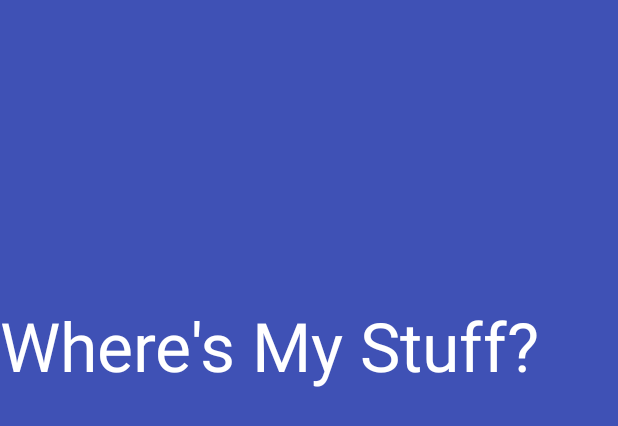
After one commit to andrew-ho/cs2340-teamAndrew, an Android app: the layout activity_splash.xml on its own in the app's theme, with its tools: preview values and no code run, on a phone screen of 412 x 824 dp. The commit adds this screen. Shown: the top 426 px of the screen. Run offline under Robolectric (Android 15) with nearby library versions, the phone set to English and light mode, and no system bars.

Commit message:
Added animations and a splash screen

```diff
--- /dev/null
+++ b/cs2340-teamAndrew/WheresMyStuff/app/src/main/res/anim/slide.xml
@@ -0,0 +1,16 @@
+<?xml version="1.0" encoding="utf-8"?>
+<set
+    xmlns:android="http://schemas.android.com/apk/res/android"
+    android:interpolator="@android:anim/linear_interpolator"
+    android:fillEnabled="true"
+    android:fillAfter="true"
+    android:visibility="invisible">
+
+
+    <translate
+        android:fromXDelta="-30%p"
+        android:toXDelta="130%p"
+        android:duration="1500"
+        android:fillAfter="true"
+        android:visibility="invisible"/>
+</set>
--- /dev/null
+++ b/cs2340-teamAndrew/WheresMyStuff/app/src/main/res/drawable/background_splash.xml
@@ -0,0 +1,13 @@
+<?xml version="1.0" encoding="utf-8"?>
+<layer-list xmlns:android="http://schemas.android.com/apk/res/android">
+
+    <item
+        android:drawable="@color/gray"/>
+
+    <item>
+        <bitmap
+            android:gravity="center"
+            android:src="@mipmap/ic_launcher"/>
+    </item>
+
+</layer-list>
--- a/cs2340-teamAndrew/WheresMyStuff/app/src/main/res/layout/activity_forgot_password.xml
+++ b/cs2340-teamAndrew/WheresMyStuff/app/src/main/res/layout/activity_forgot_password.xml
@@ -6,7 +6,7 @@
     android:layout_height="match_parent"
     android:layout_gravity="center_horizontal"
     android:orientation="vertical"
-    tools:context="controller.Forgot_password">
+    tools:context="controller.ForgotPasswordActivity">
 
     <ScrollView
         android:layout_width="0dp"
--- /dev/null
+++ b/cs2340-teamAndrew/WheresMyStuff/app/src/main/res/layout/activity_splash.xml
@@ -0,0 +1,23 @@
+<?xml version="1.0" encoding="utf-8"?>
+<RelativeLayout xmlns:android="http://schemas.android.com/apk/res/android"
+    android:orientation="vertical" android:layout_width="match_parent"
+    android:layout_height="match_parent"
+    android:weightSum="1">
+    <LinearLayout xmlns:android="http://schemas.android.com/apk/res/android"
+        android:orientation="vertical" android:layout_width="match_parent"
+        android:layout_height="match_parent"
+        android:background="@color/colorPrimary"
+        android:weightSum="1">
+
+    </LinearLayout>
+
+    <TextView
+        android:id="@+id/welcome"
+        android:layout_width="match_parent"
+        android:layout_height="wrap_content"
+        android:text="Where's My Stuff?"
+        android:layout_marginTop="200dp"
+        android:layout_centerHorizontal="true"
+        android:textSize="45dp"
+        android:textColor="#ffff"/>
+</RelativeLayout>
--- a/cs2340-teamAndrew/WheresMyStuff/app/src/main/res/values/colors.xml
+++ b/cs2340-teamAndrew/WheresMyStuff/app/src/main/res/values/colors.xml
@@ -3,4 +3,5 @@
     <color name="colorPrimary">#3F51B5</color>
     <color name="colorPrimaryDark">#303F9F</color>
     <color name="colorAccent">#FF4081</color>
+    <color name="gray">#444440</color>
 </resources>
--- a/cs2340-teamAndrew/WheresMyStuff/app/src/main/res/values/styles.xml
+++ b/cs2340-teamAndrew/WheresMyStuff/app/src/main/res/values/styles.xml
@@ -6,6 +6,10 @@
         <item name="colorPrimary">@color/colorPrimary</item>
         <item name="colorPrimaryDark">@color/colorPrimaryDark</item>
         <item name="colorAccent">@color/colorAccent</item>
+    </style>
+
+    <style name="SplashTheme" parent="Theme.AppCompat.NoActionBar">
+        <item name="android:windowBackground">@drawable/background_splash</item>
     </style>
 
     <style name="AppTheme.NoActionBar">
```
Also changed, not shown: cs2340-teamAndrew/WheresMyStuff/app/src/main/AndroidManifest.xml (+8 -2 lines), cs2340-teamAndrew/WheresMyStuff/app/src/main/java/controller/HomePageActivity.java (+37 -2 lines), cs2340-teamAndrew/WheresMyStuff/app/src/main/java/controller/SplashActivity.java (added, +34 -0 lines), cs2340-teamAndrew/WheresMyStuff/app/src/main/res/drawable/mario_run.xml (added, +24 -0 lines), cs2340-teamAndrew/WheresMyStuff/app/src/main/res/layout/activity_home_page.xml (+16 -1 lines), cs2340-teamAndrew/WheresMyStuff/app/src/main/res/drawable/m24.png (added), cs2340-teamAndrew/WheresMyStuff/app/src/main/res/drawable/m25.png (added), cs2340-teamAndrew/WheresMyStuff/app/src/main/res/drawable/m26.png (added).
